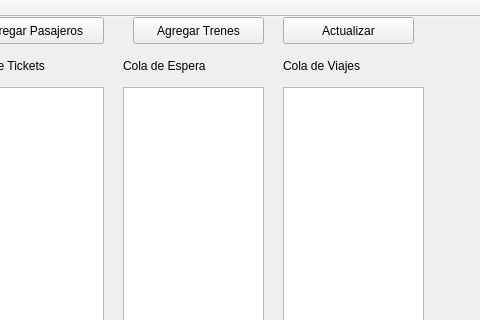
Above: principal.ui from AndyMadgar/Progra1-Datos before the change; both pictures show x 577 to 1057 and y 0 to 320 of the 1057 by 501 pixel window. Below: the same form after it.
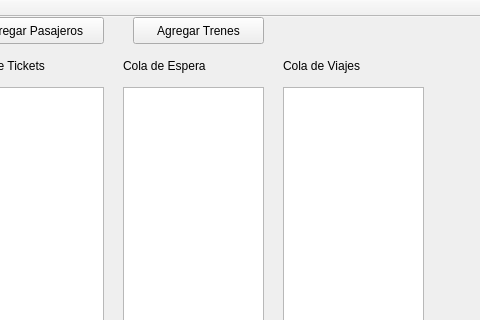
That is the form after the change. Icons and pictures are not drawn.

```diff
--- a/principal.ui
+++ b/principal.ui
@@ -50,19 +50,6 @@
      </rect>
     </property>
    </widget>
-   <widget class="QPushButton" name="btnActualizar">
-    <property name="geometry">
-     <rect>
-      <x>860</x>
-      <y>0</y>
-      <width>131</width>
-      <height>27</height>
-     </rect>
-    </property>
-    <property name="text">
-     <string>Actualizar</string>
-    </property>
-   </widget>
    <widget class="QLabel" name="label">
     <property name="geometry">
      <rect>
```
